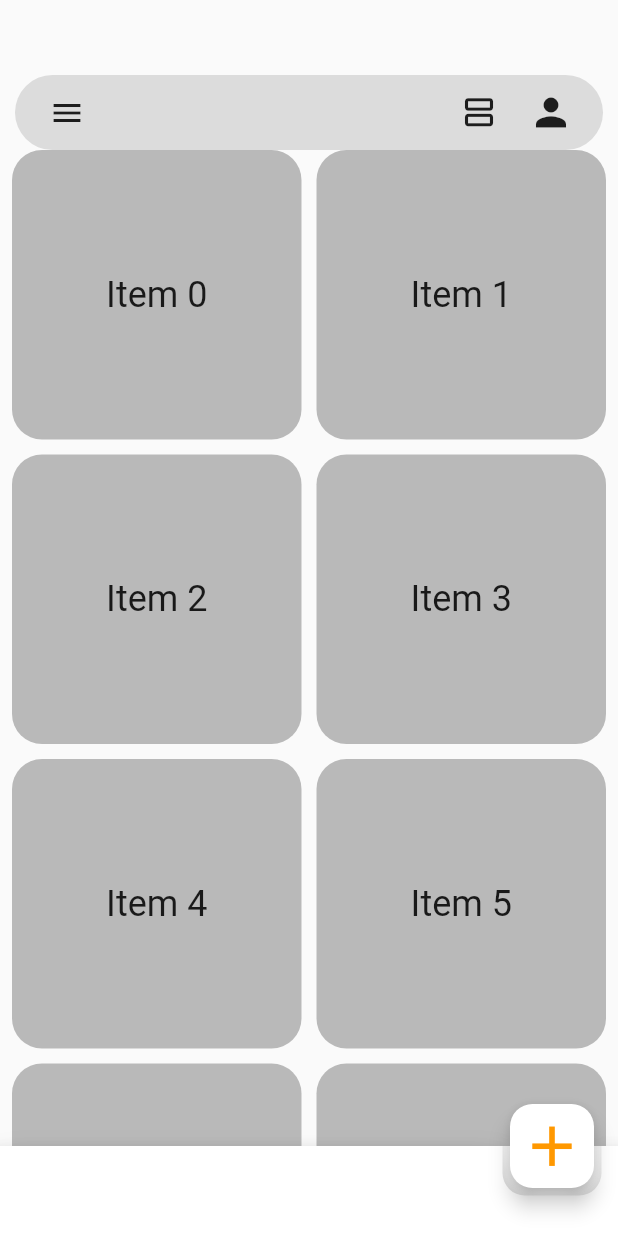
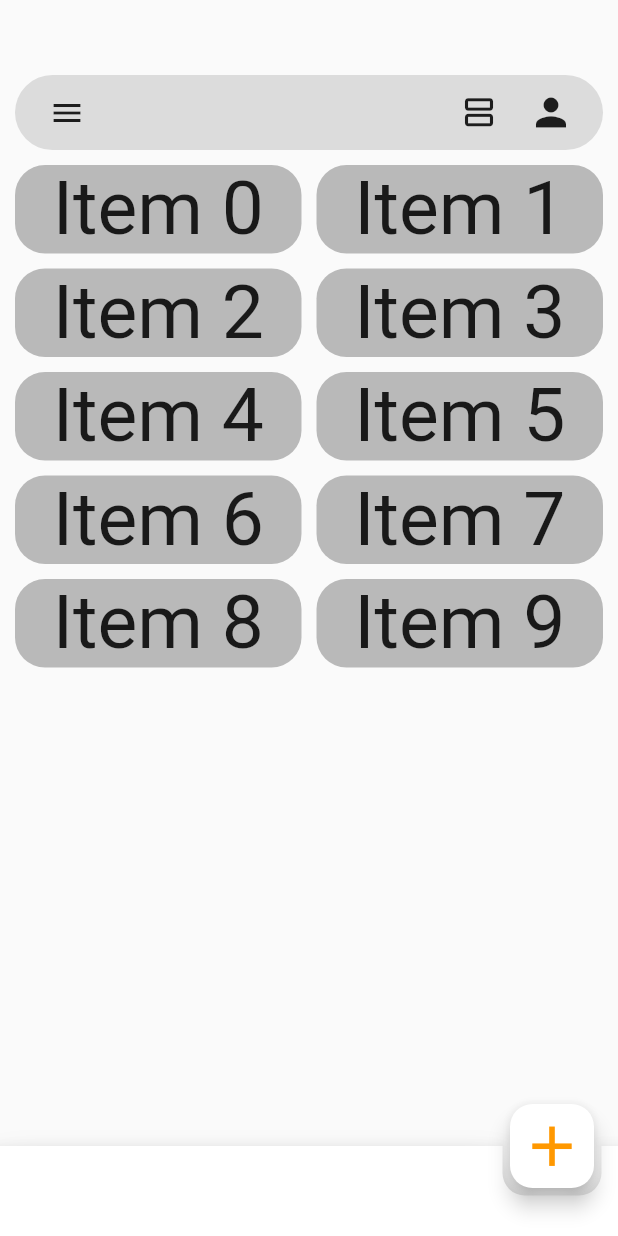
Before and after one commit to CaptenSepp/note_app_google_keep, a Flutter app: the screen it shows after launch, on a phone screen of 412 x 824 dp. Run offline on Flutter 3.47's test engine with Material 2 defaults, Android fonts, the phone set to English and light mode, and no system bars.

```diff
--- a/lib/src/screens/home_page/home_page.dart
+++ b/lib/src/screens/home_page/home_page.dart
@@ -1,4 +1,5 @@
 import 'package:flutter/material.dart';
+import 'package:flutter_staggered_grid_view/flutter_staggered_grid_view.dart';
 import 'package:provider/provider.dart';
 import 'package:sepp_note/src/screens/home_page/components/home_page_bottom_app_bar.dart';
 import 'package:sepp_note/src/screens/home_page/components/home_page_search_bar.dart';
@@ -32,8 +33,8 @@ class _HomePage extends StatelessWidget {
               // SizedBox(height: MediaQuery.of(context),
               Expanded(
                 child: Padding(
-                  padding: const EdgeInsets.symmetric(horizontal: 8.0),
-                  child: GridView.count(
+                  padding: const EdgeInsets.all(10.0),
+                  child: StaggeredGrid.count(
                     crossAxisCount: 2,
                     mainAxisSpacing: 10,
                     crossAxisSpacing: 10,
@@ -48,7 +49,7 @@ class _HomePage extends StatelessWidget {
                           child: Center(
                             child: Text(
                               'Item $index',
-                              style: Theme.of(context).textTheme.headline5,
+                              style: const TextStyle(fontSize: 50),
                             ),
                           ),
                         ),
```
